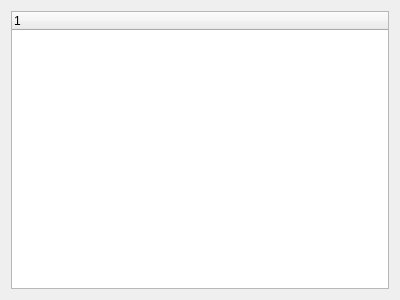
First picture: the form in src/WhiskerToolbox/Feature_Tree_Widget/Feature_Tree_Widget.ui, repository paulmthompson/WhiskerToolbox, before the edit.
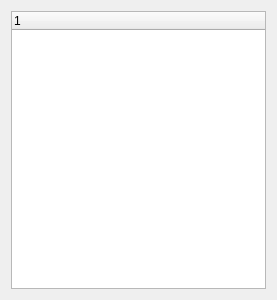
Second picture: the form after the edit.

The edit to the form file:
```diff
--- a/src/WhiskerToolbox/Feature_Tree_Widget/Feature_Tree_Widget.ui
+++ b/src/WhiskerToolbox/Feature_Tree_Widget/Feature_Tree_Widget.ui
@@ -6,7 +6,7 @@
    <rect>
     <x>0</x>
     <y>0</y>
-    <width>400</width>
+    <width>277</width>
     <height>300</height>
    </rect>
   </property>
```
